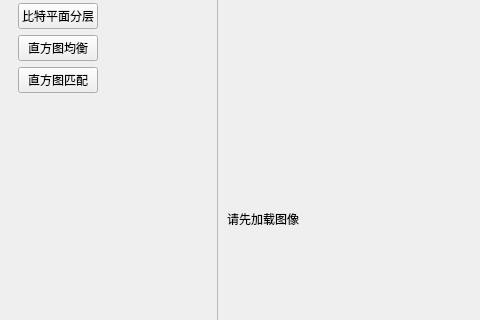
First picture: the form in include/mainwindow.ui, repository SherlockUnknowEn/QtPS, before the edit; both pictures show x 0 to 480 and y 166 to 486 of the 1366 by 768 pixel window.
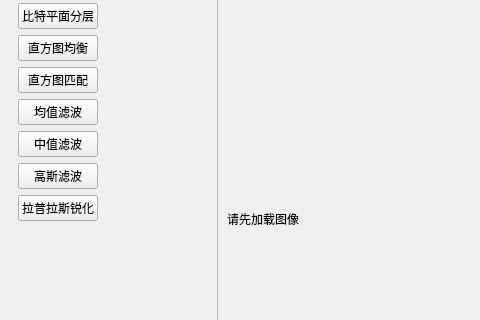
Second picture: the form after the edit. Custom widgets are drawn as their Qt base class.

Commit message: 空间滤波模糊部分完成

Patch:
```diff
--- a/include/mainwindow.ui
+++ b/include/mainwindow.ui
@@ -81,6 +81,34 @@
            </property>
           </widget>
          </item>
+         <item>
+          <widget class="QPushButton" name="btn_mean_filter">
+           <property name="text">
+            <string>均值滤波</string>
+           </property>
+          </widget>
+         </item>
+         <item>
+          <widget class="QPushButton" name="btn_median_filter">
+           <property name="text">
+            <string>中值滤波</string>
+           </property>
+          </widget>
+         </item>
+         <item>
+          <widget class="QPushButton" name="btn_gauss_filter">
+           <property name="text">
+            <string>高斯滤波</string>
+           </property>
+          </widget>
+         </item>
+         <item>
+          <widget class="QPushButton" name="btn_laplacian">
+           <property name="text">
+            <string>拉普拉斯锐化</string>
+           </property>
+          </widget>
+         </item>
          <item>
           <spacer name="verticalSpacer_2">
            <property name="orientation">
```
The commit also changes 10 other files.
